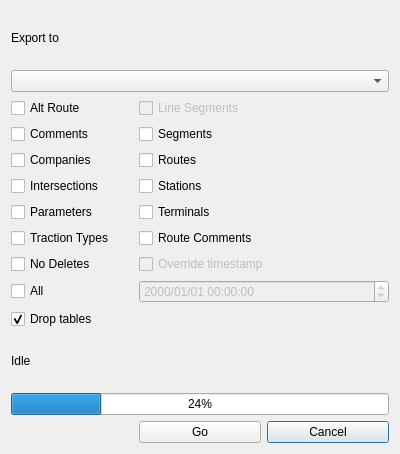
This is mapper_app/ui/exportdlg.ui in allenck/mapper as Qt 5 draws it before an edit. The edited form follows.
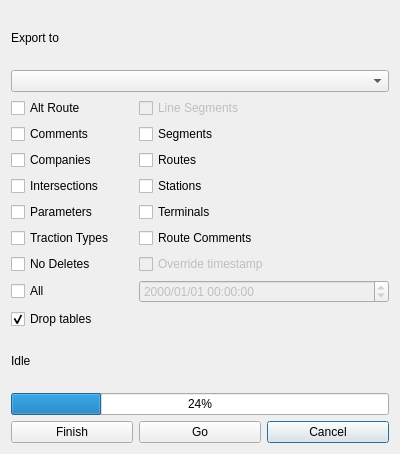
This is the edited form.

```diff
--- a/mapper_app/ui/exportdlg.ui
+++ b/mapper_app/ui/exportdlg.ui
@@ -195,6 +195,13 @@
      </property>
     </widget>
    </item>
+   <item row="13" column="0">
+    <widget class="QPushButton" name="btnFinish">
+     <property name="text">
+      <string>Finish</string>
+     </property>
+    </widget>
+   </item>
   </layout>
  </widget>
  <resources/>
```
